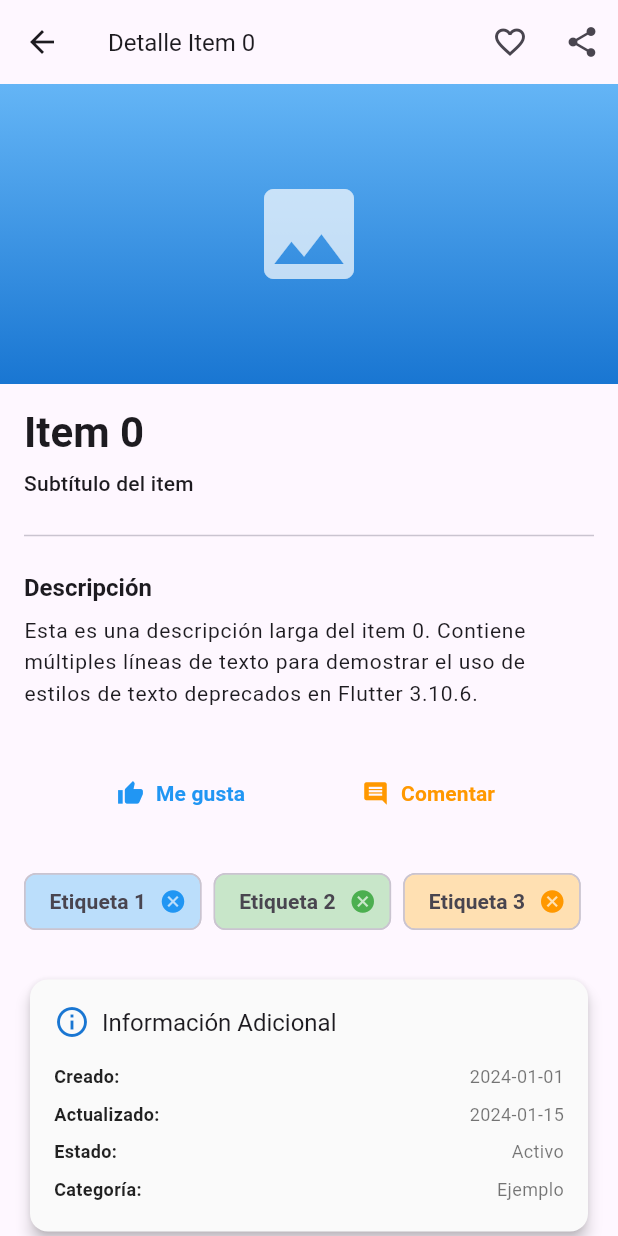
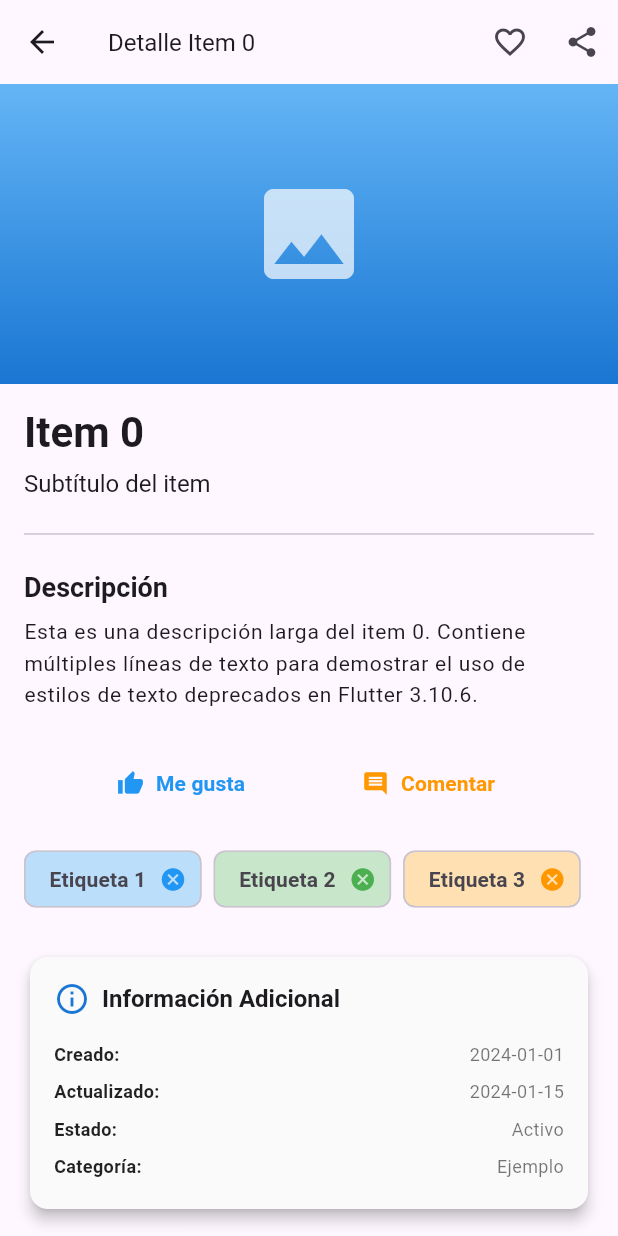
Before and after one commit to juan-campuzano/code-migration, a Flutter app: the DetailPage screen opened directly with empty values, on a phone screen of 412 x 824 dp. Run offline on Flutter 3.47's test engine with Material 3 defaults, Android fonts, the phone set to English and light mode, and no system bars.

Commit message:
refactor: migrate TextTheme and widget APIs in deprecated_list.dart
- Replace headline2 with displayMedium
- Replace headline5 with headlineMedium
- Replace headline6 with headlineSmall
- Replace subtitle1 with titleLarge
- Replace bodyText1 with bodyLarge
- Replace bodyText2 with bodyMedium
- Replace caption with bodySmall
- Replace primary/onPrimary with backgroundColor/foregroundColor in buttons
- Replace WillPopScope with PopScope
- Replace ButtonBar with OverflowBar
- Replace SnackBarAction.textColor with foregroundColor

```diff
--- a/app/lib/deprecated_list.dart
+++ b/app/lib/deprecated_list.dart
@@ -22,16 +22,16 @@ class DeprecatedListExample extends StatelessWidget {
                 backgroundColor: Colors.blue.shade100,
                 child: Text(
                   '${index + 1}',
-                  style: Theme.of(context).textTheme.subtitle1,
+                  style: Theme.of(context).textTheme.titleLarge,
                 ),
               ),
               title: Text(
                 'Item $index',
-                style: Theme.of(context).textTheme.headline6,
+                style: Theme.of(context).textTheme.headlineSmall,
               ),
               subtitle: Text(
                 'Descripción del item $index con estilo deprecado',
-                style: Theme.of(context).textTheme.caption,
+                style: Theme.of(context).textTheme.bodySmall,
               ),
               trailing: IconButton(
                 icon: const Icon(Icons.arrow_forward_ios),
@@ -64,7 +64,7 @@ class DeprecatedListExample extends StatelessWidget {
               content: const Text('Acción de agregar'),
               action: SnackBarAction(
                 label: 'Deshacer',
-                textColor: Colors.yellow, // Deprecado
+                foregroundColor: Colors.yellow,
                 onPressed: () {},
               ),
             ),
@@ -82,14 +82,14 @@ class DeprecatedListExample extends StatelessWidget {
         children: [
           Text(
             'Opciones para Item $index',
-            style: Theme.of(context).textTheme.headline5,
+            style: Theme.of(context).textTheme.headlineMedium,
           ),
           const SizedBox(height: 16),
           ListTile(
             leading: const Icon(Icons.edit, color: Colors.blue),
             title: Text(
               'Editar',
-              style: Theme.of(context).textTheme.bodyText1,
+              style: Theme.of(context).textTheme.bodyLarge,
             ),
             onTap: () => Navigator.pop(context),
           ),
@@ -97,7 +97,7 @@ class DeprecatedListExample extends StatelessWidget {
             leading: const Icon(Icons.delete, color: Colors.red),
             title: Text(
               'Eliminar',
-              style: Theme.of(context).textTheme.bodyText1,
+              style: Theme.of(context).textTheme.bodyLarge,
             ),
             onTap: () => Navigator.pop(context),
           ),
@@ -105,7 +105,7 @@ class DeprecatedListExample extends StatelessWidget {
             leading: const Icon(Icons.share, color: Colors.green),
             title: Text(
               'Compartir',
-              style: Theme.of(context).textTheme.bodyText1,
+              style: Theme.of(context).textTheme.bodyLarge,
             ),
             onTap: () => Navigator.pop(context),
           ),
@@ -123,10 +123,8 @@ class DetailPage extends StatelessWidget {
 
   @override
   Widget build(BuildContext context) {
-    return WillPopScope(
-      onWillPop: () async {
-        return true;
-      },
+    return PopScope(
+      canPop: true,
       child: Scaffold(
         appBar: AppBar(
           title: Text('Detalle Item $itemIndex'),
@@ -180,36 +178,36 @@ class DetailPage extends StatelessWidget {
                   children: [
                     Text(
                       'Item $itemIndex',
-                      style: Theme.of(context).textTheme.headline2,
+                      style: Theme.of(context).textTheme.displayMedium,
                     ),
                     const SizedBox(height: 8),
                     Text(
                       'Subtítulo del item',
-                      style: Theme.of(context).textTheme.subtitle1,
+                      style: Theme.of(context).textTheme.titleLarge,
                     ),
                     const SizedBox(height: 16),
                     const Divider(),
                     const SizedBox(height: 16),
                     Text(
                       'Descripción',
-                      style: Theme.of(context).textTheme.headline5,
+                      style: Theme.of(context).textTheme.headlineMedium,
                     ),
                     const SizedBox(height: 8),
                     Text(
                       'Esta es una descripción larga del item $itemIndex. '
                       'Contiene múltiples líneas de texto para demostrar '
                       'el uso de estilos de texto deprecados en Flutter 3.10.6.',
-                      style: Theme.of(context).textTheme.bodyText1,
+                      style: Theme.of(context).textTheme.bodyLarge,
                     ),
                     const SizedBox(height: 24),
 
-                    // Usando ButtonBar (deprecado)
-                    ButtonBar(
+                    // Using OverflowBar instead of deprecated ButtonBar
+                    OverflowBar(
                       alignment: MainAxisAlignment.spaceEvenly,
                       children: [
                         TextButton.icon(
                           style: TextButton.styleFrom(
-                            primary: Colors.blue, // Deprecado
+                            foregroundColor: Colors.blue,
                           ),
                           icon: const Icon(Icons.thumb_up),
                           label: const Text('Me gusta'),
@@ -217,7 +215,7 @@ class DetailPage extends StatelessWidget {
                         ),
                         TextButton.icon(
                           style: TextButton.styleFrom(
-                            primary: Colors.orange, // Deprecado
+                            foregroundColor: Colors.orange,
                           ),
                           icon: const Icon(Icons.comment),
                           label: const Text('Comentar'),
@@ -271,7 +269,7 @@ class DetailPage extends StatelessWidget {
                                 const SizedBox(width: 8),
                                 Text(
                                   'Información Adicional',
-                                  style: Theme.of(context).textTheme.headline6,
+                                  style: Theme.of(context).textTheme.headlineSmall,
                                 ),
                               ],
                             ),
@@ -291,8 +289,8 @@ class DetailPage extends StatelessWidget {
                       width: double.infinity,
                       child: ElevatedButton.icon(
                         style: ElevatedButton.styleFrom(
-                          primary: Colors.blue, // Deprecado
-                          onPrimary: Colors.white, // Deprecado
+                          backgroundColor: Colors.blue,
+                          foregroundColor: Colors.white,
                           padding: const EdgeInsets.symmetric(vertical: 16),
                         ),
                         icon: const Icon(Icons.edit),
@@ -305,7 +303,7 @@ class DetailPage extends StatelessWidget {
                       width: double.infinity,
                       child: OutlinedButton.icon(
                         style: OutlinedButton.styleFrom(
-                          primary: Colors.red, // Deprecado
+                          foregroundColor: Colors.red,
                           padding: const EdgeInsets.symmetric(vertical: 16),
                         ),
                         icon: const Icon(Icons.delete),
@@ -356,19 +354,19 @@ class DetailPage extends StatelessWidget {
         title: const Text('Confirmar eliminación'),
         content: Text(
           '¿Estás seguro de que quieres eliminar el Item $itemIndex?',
-          style: Theme.of(context).textTheme.bodyText2,
+          style: Theme.of(context).textTheme.bodyMedium,
         ),
         actions: [
           TextButton(
             style: TextButton.styleFrom(
-              primary: Colors.grey, // Deprecado
+              foregroundColor: Colors.grey,
             ),
             onPressed: () => Navigator.pop(context),
             child: const Text('Cancelar'),
           ),
           TextButton(
             style: TextButton.styleFrom(
-              primary: Colors.red, // Deprecado
+              foregroundColor: Colors.red,
             ),
             onPressed: () {
               Navigator.pop(context);
@@ -400,11 +398,11 @@ class _DeprecatedSwitchExampleState extends State<DeprecatedSwitchExample> {
     return SwitchListTile(
       title: Text(
         'Activar notificaciones',
-        style: Theme.of(context).textTheme.bodyText1,
+        style: Theme.of(context).textTheme.bodyLarge,
       ),
       subtitle: Text(
         'Recibe notificaciones de actualizaciones',
-        style: Theme.of(context).textTheme.caption,
+        style: Theme.of(context).textTheme.bodySmall,
       ),
       value: _switchValue,
       onChanged: (value) {
```
